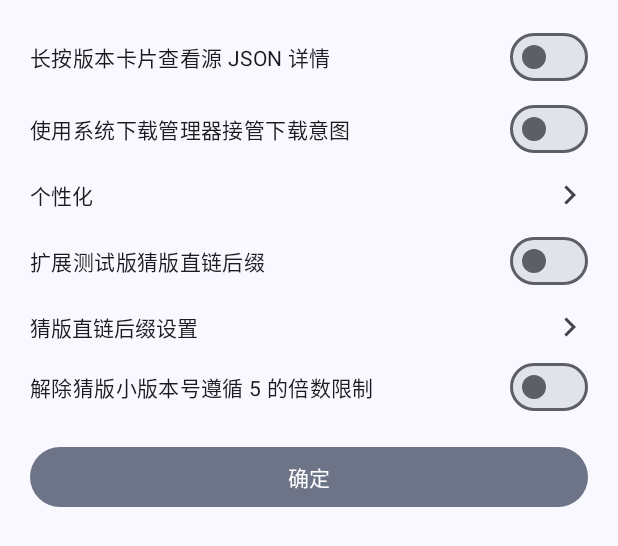
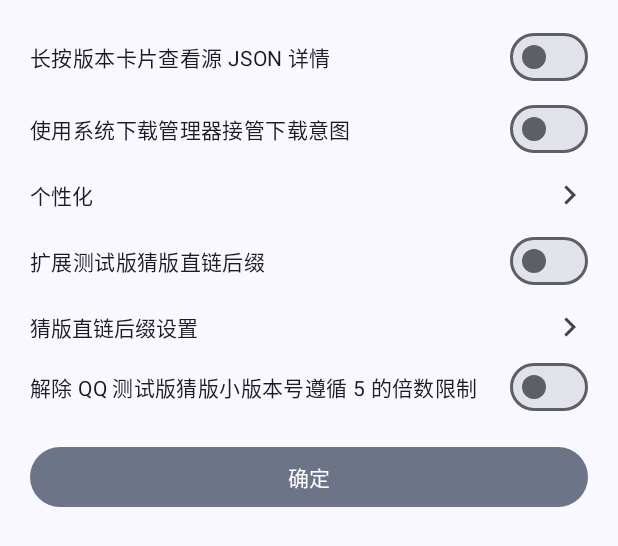
Before and after one commit to klxiaoniu/QQVersionList, an Android app: the layout dialog_setting.xml on its own in the app's theme, with its tools: preview values and no code run, on a phone screen of 412 x 824 dp. Shown: the top 546 px of the screen. Run offline under Robolectric (Android 15) with nearby library versions, the phone set to English and light mode, and no system bars.

Commit message:
Update dialog_setting.xml

```diff
--- a/app/src/main/res/layout/dialog_setting.xml
+++ b/app/src/main/res/layout/dialog_setting.xml
@@ -91,7 +91,7 @@
                 android:layout_height="wrap_content"
                 android:paddingTop="8dp"
                 android:paddingBottom="16dp"
-                android:text="解除猜版小版本号遵循 5 的倍数限制" />
+                android:text="解除 QQ 测试版猜版小版本号遵循 5 的倍数限制" />
 
             <Button
                 android:id="@+id/btn_setting_ok"
```
